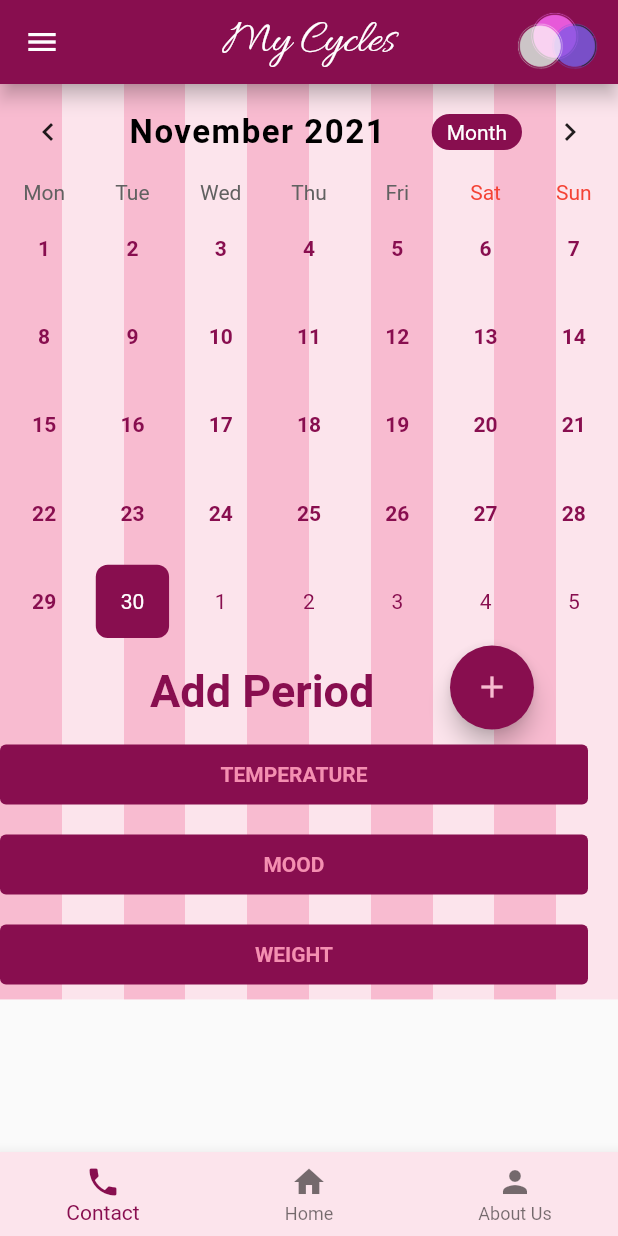
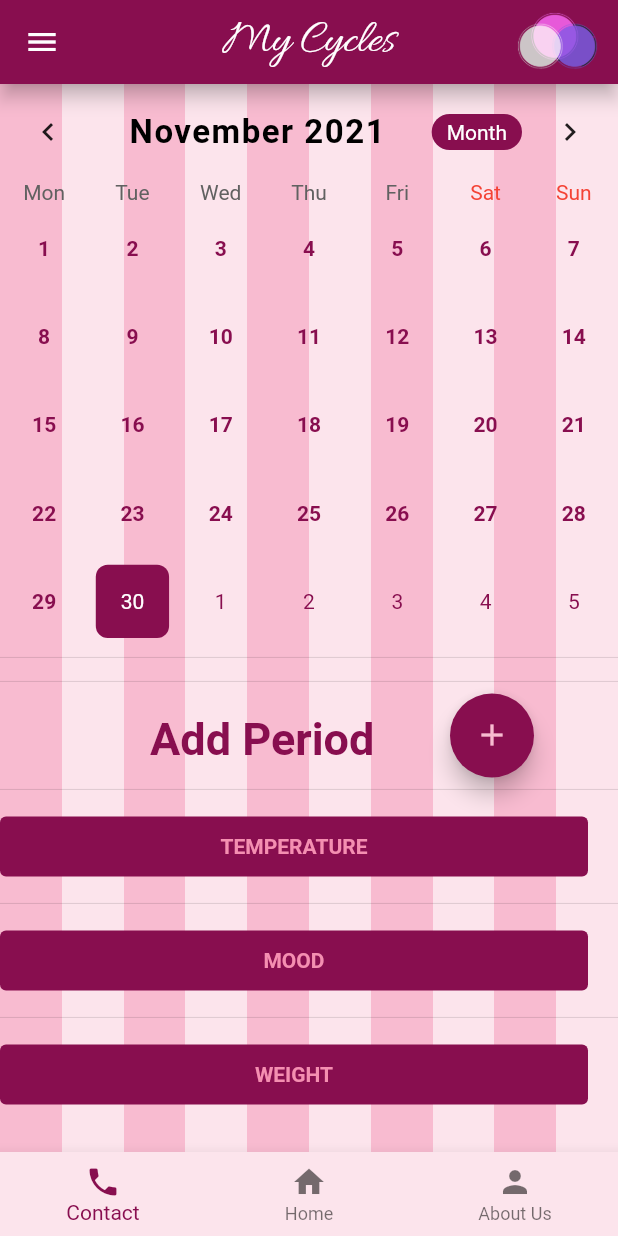
Before and after one commit to poojakaulgud/MyCycles, a Flutter app: the screen it shows after launch, on a phone screen of 412 x 824 dp. Run offline on Flutter 3.47's test engine with Material 2 defaults, Android fonts, the phone set to English and light mode, and no system bars; drawn by our look-alikes of table_calendar; our stand-ins replace cloud_firestore; accounts and stored records are empty.

Commit message:
firebase initial changes

```diff
--- a/lib/main.dart
+++ b/lib/main.dart
@@ -2,6 +2,9 @@
 import 'package:flutter/foundation.dart';
 import 'package:flutter/material.dart';
 import 'package:table_calendar/table_calendar.dart';
+import 'package:cloud_firestore/cloud_firestore.dart';
+
+var fsi = FirebaseFirestore.instance;
 
 const magenta = const Color(0x8e3a59);
 void main() {
@@ -48,6 +51,7 @@ class _MyCycleState extends State<MyCycles> {
         ),
         body: SingleChildScrollView(
           child: new Container(
+            height: MediaQuery.of(context).size.height,
             decoration: BoxDecoration(
               gradient: LinearGradient(
                 begin: Alignment(-1.0, 0.0),
@@ -160,7 +164,8 @@ class _MyCycleState extends State<MyCycles> {
                   ),
                   calendarController: _controller,
                 ),
-
+                Divider(),
+                Divider(),
                 new Column(
                   children: [
                     Row(
@@ -175,6 +180,7 @@ class _MyCycleState extends State<MyCycles> {
                                         fontSize: 30,
                                         color: Colors.pink[900],
                                         fontWeight: FontWeight.bold)))),
+                        Divider(),
                         SizedBox(
                           child: FloatingActionButton(
                             onPressed: () {},
@@ -184,7 +190,7 @@ class _MyCycleState extends State<MyCycles> {
                         )
                       ],
                     ),
-
+                    Divider(),
                     Row(
                       children: <Widget>[
                         SizedBox(
@@ -207,8 +213,7 @@ class _MyCycleState extends State<MyCycles> {
                                     )))),
                       ],
                     ),
-
-
+                    Divider(),
                     Row(
                       children: <Widget>[
                         SizedBox(
@@ -231,7 +236,7 @@ class _MyCycleState extends State<MyCycles> {
                                     )))),
                       ],
                     ),
-
+                    Divider(),
                     Row(
                       children: <Widget>[
                         SizedBox(
@@ -254,15 +259,11 @@ class _MyCycleState extends State<MyCycles> {
                                     )))),
                       ],
                     ),
-
                   ],
                 ),
-
               ],
             ),
-
           ),
-
         ),
         bottomNavigationBar: BottomNavigationBar(
           backgroundColor: Colors.pink[50],
@@ -270,7 +271,8 @@ class _MyCycleState extends State<MyCycles> {
           items: [
             BottomNavigationBarItem(
                 icon: Icon(Icons.phone), title: Text("Contact")),
-          BottomNavigationBarItem(icon: Icon(Icons.home), title: Text("Home")),
+            BottomNavigationBarItem(
+                icon: Icon(Icons.home), title: Text("Home")),
             BottomNavigationBarItem(
                 icon: Icon(Icons.person), title: Text("About Us")),
           ],
@@ -284,48 +286,41 @@ class _MyCycleState extends State<MyCycles> {
                   color: Colors.pink[900],
                 ),
                 child: Row(
-                mainAxisAlignment:MainAxisAlignment.spaceBetween,
+                  mainAxisAlignment: MainAxisAlignment.spaceBetween,
                   children: [
                     IconButton(
                         iconSize: 100,
-                    padding:EdgeInsets.fromLTRB(0.1, 2, 2, 2),
-                  icon: Image.asset('assets/logo.png'), onPressed: () => {}),
-                  Text("My Cycles",
-          style: TextStyle(fontFamily: 'Allura', fontSize: 40, color: Colors.pink[50]),),
-
-                ],),
+                        padding: EdgeInsets.fromLTRB(0.1, 2, 2, 2),
+                        icon: Image.asset('assets/logo.png'),
+                        onPressed: () => {}),
+                    Text(
+                      "My Cycles",
+                      style: TextStyle(
+                          fontFamily: 'Allura',
+                          fontSize: 40,
+                          color: Colors.pink[50]),
+                    ),
+                  ],
+                ),
               ),
               SizedBox(
                 height: 20,
-
               ),
-
               ListTile(
-
-                  tileColor: Colors.pink,
-
-                  trailing: Icon(Icons.add_box,color: Colors.pink[50],size: 40,),
-                  title: Text("Health Tips",
-                  style: TextStyle(fontSize: 20,color: Colors.pink[50], fontWeight: FontWeight.bold),)
-                  ,
-                  onTap: (){
-                    Navigator.pop(context);
-                  },
+                tileColor: Colors.pink[900],
+                trailing: Icon(
+                  Icons.add_box,
+                  color: Colors.pink[50],
+                  size: 40,
                 ),
-                SizedBox(
-                  height: 20,
-
+                title: Text(
+                  "Health Tips",
+                  style: TextStyle(
+                      fontSize: 20,
+                      color: Colors.pink[50],
+                      fontWeight: FontWeight.bold),
                 ),
-
-                ListTile(
-
-                  tileColor: Colors.pink,
-
-                  trailing: Icon(Icons.plumbing, color: Colors.pink[50],size: 40,),
-                  title: Text("Medicine",
-                  style: TextStyle(fontSize: 20,color: Colors.pink[50], fontWeight: FontWeight.bold),)
-                  ,
-                  onTap: (){
+                onTap: () {
                   Navigator.pop(context);
                 },
               ),
@@ -333,14 +328,20 @@ class _MyCycleState extends State<MyCycles> {
                 height: 20,
               ),
               ListTile(
-
-                  tileColor: Colors.pink,
-
-                  trailing: Icon(Icons.chat_bubble_rounded, color: Colors.pink[50],size: 40,),
-                  title: Text("Ask For Help",
-                  style: TextStyle(fontSize: 20,color: Colors.pink[50], fontWeight: FontWeight.bold),)
-                  ,
-                  onTap: (){
+                tileColor: Colors.pink[900],
+                trailing: Icon(
+                  Icons.plumbing,
+                  color: Colors.pink[50],
+                  size: 40,
+                ),
+                title: Text(
+                  "Medicine",
+                  style: TextStyle(
+                      fontSize: 20,
+                      color: Colors.pink[50],
+                      fontWeight: FontWeight.bold),
+                ),
+                onTap: () {
                   Navigator.pop(context);
                 },
               ),
@@ -348,38 +349,72 @@ class _MyCycleState extends State<MyCycles> {
                 height: 20,
               ),
               ListTile(
-
-                  tileColor: Colors.pink,
-
-                  trailing: Icon(Icons.email, color: Colors.pink[50],size: 40,),
-                  title: Text("Feedback",
-                  style: TextStyle(fontSize: 20,color: Colors.pink[50], fontWeight: FontWeight.bold),)
-                  ,
-                  onTap: (){
+                tileColor: Colors.pink[900],
+                trailing: Icon(
+                  Icons.chat_bubble_rounded,
+                  color: Colors.pink[50],
+                  size: 40,
+                ),
+                title: Text(
+                  "Ask For Help",
+                  style: TextStyle(
+                      fontSize: 20,
+                      color: Colors.pink[50],
+                      fontWeight: FontWeight.bold),
+                ),
+                onTap: () {
                   Navigator.pop(context);
                 },
               ),
               SizedBox(
-                  height: 190,
+                height: 20,
               ),
               ListTile(
-                  leading: Icon(Icons.arrow_back, color: Colors.black,size: 40,),
-                  title: Text("Back",
-                  style: TextStyle(fontSize: 20,color: Colors.black, fontWeight: FontWeight.bold,),textAlign: TextAlign.right,),
-                  onTap: (){
+                tileColor: Colors.pink[900],
+                trailing: Icon(
+                  Icons.email,
+                  color: Colors.pink[50],
+                  size: 40,
+                ),
+                title: Text(
+                  "Feedback",
+                  style: TextStyle(
+                      fontSize: 20,
+                      color: Colors.pink[50],
+                      fontWeight: FontWeight.bold),
+                ),
+                onTap: () {
                   Navigator.pop(context);
                 },
               ),
-
-
-
+              // SizedBox(
+              //   height: 190,
+              // ),
+              Expanded(
+                  child: Align(
+                alignment: Alignment.bottomCenter,
+                child: ListTile(
+                  leading: Icon(
+                    Icons.arrow_back,
+                    color: Colors.black,
+                    size: 40,
+                  ),
+                  title: Text(
+                    "Back",
+                    style: TextStyle(
+                      fontSize: 20,
+                      color: Colors.black,
+                      fontWeight: FontWeight.bold,
+                    ),
+                    textAlign: TextAlign.right,
+                  ),
+                  onTap: () {
+                    Navigator.pop(context);
+                  },
+                ),
+              ))
             ],
-
           ),
-
-
-
-
         )
         // This trailing comma makes auto-formatting nicer for build methods.
         );
--- a/pubspec.yaml
+++ b/pubspec.yaml
@@ -24,6 +24,8 @@ dependencies:
   flutter:
     sdk: flutter
   table_calendar: ^2.1.0
+  firebase_core:
+  cloud_firestore:
 
 
   # The following adds the Cupertino Icons font to your application.
@@ -33,6 +35,7 @@ dependencies:
 dev_dependencies:
   flutter_test:
     sdk: flutter
+
 
 # For information on the generic Dart part of this file, see the
 # following page: https://dart.dev/tools/pub/pubspec
```
Also changed, not shown: pubspec.lock, 3 other files. Lines whose indentation alone changed are shown as unchanged.
